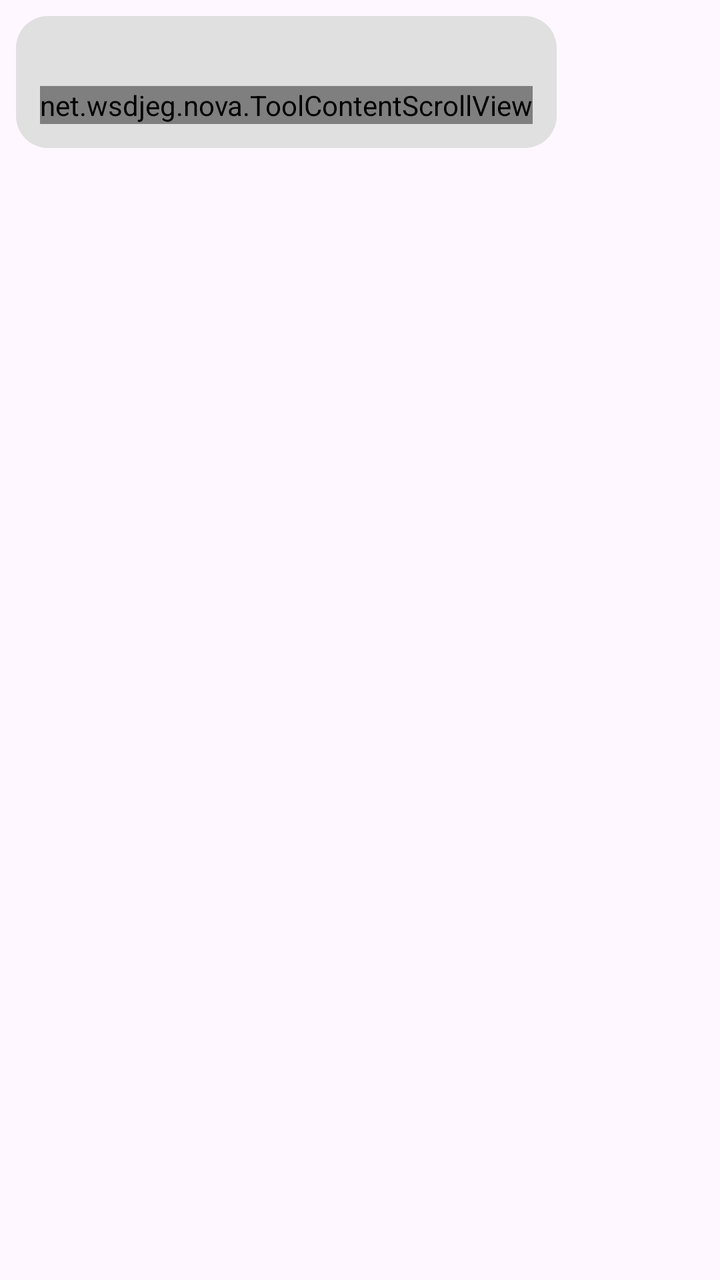
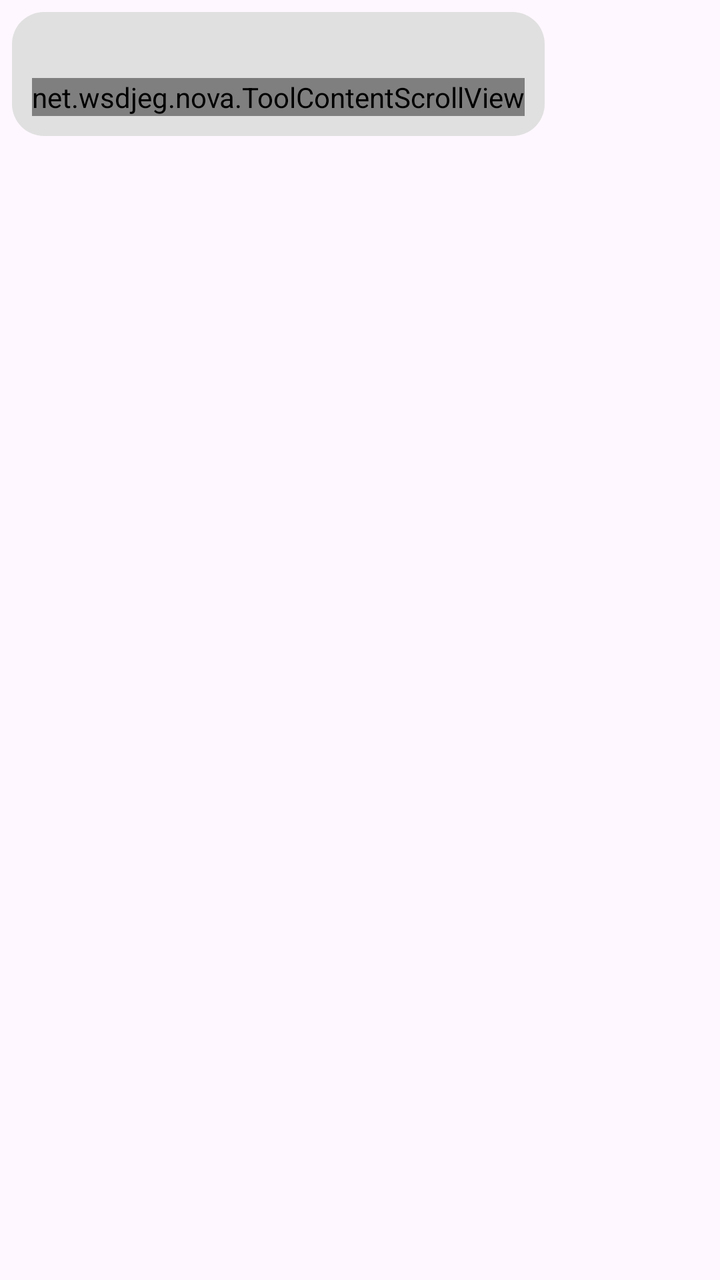

Compare the two renders of this Android layout. The source of the first and the diff that turns it into the second are given below.
<!-- AndroidManifest.xml: application theme Theme.MyAndroidApp -->
<!-- res/layout/item_tool_result.xml -->
<?xml version="1.0" encoding="utf-8"?>
<LinearLayout xmlns:android="http://schemas.android.com/apk/res/android"
    android:layout_width="match_parent"
    android:layout_height="wrap_content"
    android:orientation="vertical"
    android:padding="8dp"
    android:gravity="start">

    
    <LinearLayout
        android:layout_width="wrap_content"
        android:layout_height="wrap_content"
        android:orientation="vertical"
        android:background="@drawable/tool_result_bg"
        android:padding="12dp">

        
        <LinearLayout
            android:layout_width="wrap_content"
            android:layout_height="wrap_content"
            android:orientation="horizontal"
            android:gravity="center_vertical">

            <TextView
                android:id="@+id/statusIcon"
                android:layout_width="wrap_content"
                android:layout_height="wrap_content"
                android:textSize="14sp"
                android:paddingEnd="4dp" />

            <TextView
                android:id="@+id/toolNameText"
                android:layout_width="wrap_content"
                android:layout_height="wrap_content"
                android:maxWidth="220dp"
                android:ellipsize="end"
                android:maxLines="1"
                android:textColor="@color/tool_name_color"
                android:textSize="13sp"
                android:fontFamily="monospace"
                android:textStyle="bold" />

            <TextView
                android:id="@+id/expandHint"
                android:layout_width="wrap_content"
                android:layout_height="wrap_content"
                android:layout_marginStart="8dp"
                android:text="@string/expand"
                android:textSize="11sp"
                android:textColor="@color/tool_name_color"
                android:padding="4dp"
                android:visibility="gone" />

        </LinearLayout>

        
        <HorizontalScrollView
            android:id="@+id/contentScrollH"
            android:layout_width="wrap_content"
            android:layout_height="wrap_content"
            android:layout_marginTop="4dp"
            android:scrollbars="horizontal"
            android:fillViewport="false">

            <net.wsdjeg.nova.ToolContentScrollView
                android:id="@+id/contentScrollV"
                android:layout_width="wrap_content"
                android:layout_height="wrap_content"
                android:scrollbars="vertical"
                android:fillViewport="false">

                <TextView
                    android:id="@+id/contentText"
                    android:layout_width="wrap_content"
                    android:layout_height="wrap_content"
                    android:maxWidth="296dp"
                    android:padding="8dp"
                    android:background="@color/code_block_bg"
                    android:textColor="@color/text_secondary"
                    android:textSize="11sp"
                    android:fontFamily="monospace"
                    android:visibility="gone" />

            </net.wsdjeg.nova.ToolContentScrollView>

        </HorizontalScrollView>

    </LinearLayout>

    
    <TextView
        android:id="@+id/timeText"
        android:layout_width="wrap_content"
        android:layout_height="wrap_content"
        android:layout_marginTop="4dp"
        android:layout_marginStart="8dp"
        android:textSize="12sp"
        android:textColor="@color/time_text" />

</LinearLayout>
<!-- resources referenced by this layout -->
<resources>
  <color name="code_block_bg">#CCCCCC</color>
  <color name="text_secondary">#757575</color>
  <color name="time_text">#999999</color>
  <color name="tool_name_color">#2196F3</color>
  <!-- drawable tool_result_bg (drawable) -->
  <?xml version="1.0" encoding="utf-8"?>
  <shape xmlns:android="http://schemas.android.com/apk/res/android"
      android:shape="rectangle">
      <solid android:color="@color/ai_message_bg" />
      <corners android:radius="16dp" />
  </shape>
  <string name="expand">展开 ▼</string>
  <style name="Theme.MyAndroidApp" parent="Base.Theme.MyAndroidApp" />
  <color name="ai_message_bg">#E0E0E0</color>
  <style name="Base.Theme.MyAndroidApp" parent="Theme.Material3.DayNight.NoActionBar">
          
          <item name="colorPrimary">@color/primary_color</item>
          <item name="colorPrimaryVariant">@color/primary_dark</item>
          <item name="colorOnPrimary">@color/white</item>
          <item name="android:statusBarColor">@color/primary_dark</item>
      </style>
  <color name="primary_color">#2196F3</color>
  <color name="primary_dark">#1976D2</color>
  <color name="white">#FFFFFFFF</color>
</resources>

<!-- the commit's change to res/layout/item_tool_result.xml (unified diff, before → after) -->
@@ -3,7 +3,7 @@
     android:layout_width="match_parent"
     android:layout_height="wrap_content"
     android:orientation="vertical"
-    android:padding="8dp"
+    android:padding="6dp"
     android:gravity="start">
 
     
@@ -12,7 +12,7 @@
         android:layout_height="wrap_content"
         android:orientation="vertical"
         android:background="@drawable/tool_result_bg"
-        android:padding="12dp">
+        android:padding="10dp">
 
         
         <LinearLayout
@@ -74,7 +74,7 @@
                     android:layout_width="wrap_content"
                     android:layout_height="wrap_content"
                     android:maxWidth="296dp"
-                    android:padding="8dp"
+                    android:padding="6dp"
                     android:background="@color/code_block_bg"
                     android:textColor="@color/text_secondary"
                     android:textSize="11sp"
@@ -92,8 +92,8 @@
         android:id="@+id/timeText"
         android:layout_width="wrap_content"
         android:layout_height="wrap_content"
-        android:layout_marginTop="4dp"
-        android:layout_marginStart="8dp"
+        android:layout_marginTop="3dp"
+        android:layout_marginStart="6dp"
         android:textSize="12sp"
         android:textColor="@color/time_text" />
 
